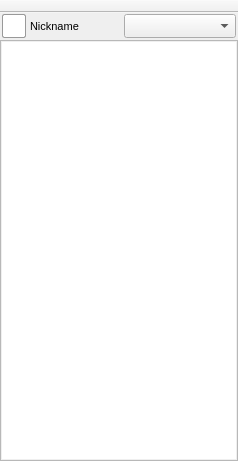
This is src/gui/form_Main.ui in vituperative/i2pchat as Qt 5 draws it before an edit. The edited form follows.
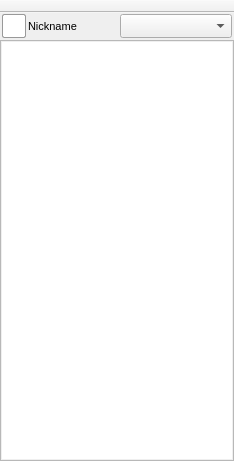
This is the edited form. Icons and pictures are not drawn.

Commit message: More pixel shaving off main window width

```diff
--- a/src/gui/form_Main.ui
+++ b/src/gui/form_Main.ui
@@ -6,19 +6,19 @@
    <rect>
     <x>0</x>
     <y>0</y>
-    <width>238</width>
+    <width>234</width>
     <height>461</height>
    </rect>
   </property>
   <property name="minimumSize">
    <size>
-    <width>238</width>
+    <width>234</width>
     <height>0</height>
    </size>
   </property>
   <property name="maximumSize">
    <size>
-    <width>238</width>
+    <width>234</width>
     <height>16777215</height>
    </size>
   </property>
@@ -56,13 +56,13 @@
      <widget class="QListWidget" name="listWidget">
       <property name="minimumSize">
        <size>
-        <width>238</width>
+        <width>234</width>
         <height>0</height>
        </size>
       </property>
       <property name="maximumSize">
        <size>
-        <width>238</width>
+        <width>234</width>
         <height>16777215</height>
        </size>
       </property>
@@ -144,13 +144,13 @@
       </property>
       <property name="minimumSize">
        <size>
-        <width>238</width>
+        <width>234</width>
         <height>31</height>
        </size>
       </property>
       <property name="maximumSize">
        <size>
-        <width>238</width>
+        <width>234</width>
         <height>31</height>
        </size>
       </property>
@@ -190,7 +190,10 @@
        <property name="bottomMargin">
         <number>2</number>
        </property>
-       <property name="spacing">
+       <property name="horizontalSpacing">
+        <number>2</number>
+       </property>
+       <property name="verticalSpacing">
         <number>4</number>
        </property>
        <item row="0" column="0" alignment="Qt::AlignLeft|Qt::AlignVCenter">
@@ -338,7 +341,7 @@
    </property>
    <property name="maximumSize">
     <size>
-     <width>238</width>
+     <width>234</width>
      <height>16635</height>
     </size>
    </property>
```
